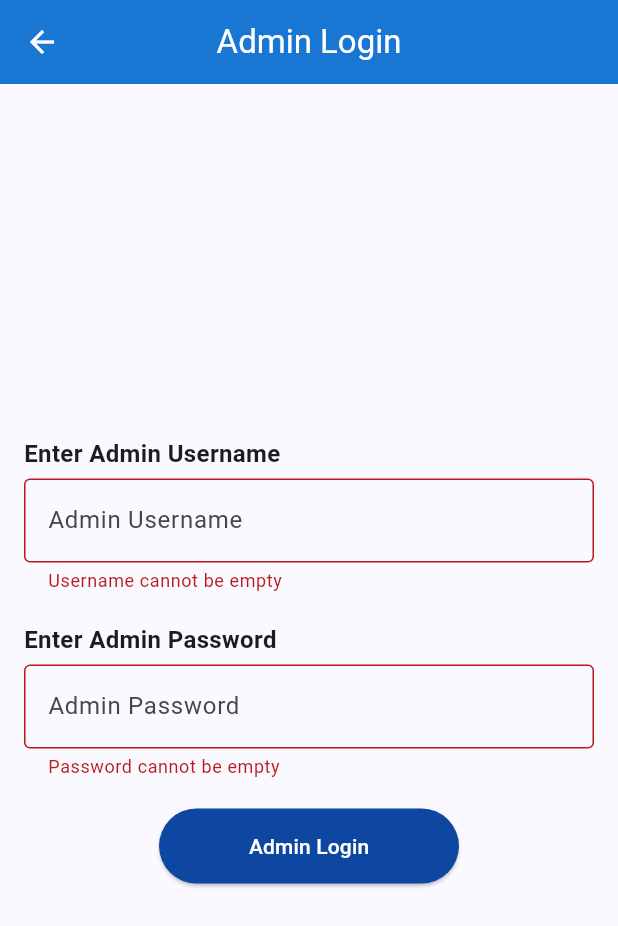
After one commit to lakshannaveen/evotemobile, a Flutter app: the AdminLoginPage screen opened by its route, after a tap on "Admin Login", on a phone screen of 412 x 824 dp. The commit adds this screen. Shown: the top 926 px of the screen. Run offline on Flutter 3.47's test engine with Material 3 defaults, Android fonts, the phone set to English and light mode, and no system bars.

Commit message:
add admin login
admin can enter secret password then tap 5 times in login then go to admin login

```diff
--- a/lib/main.dart
+++ b/lib/main.dart
@@ -1,3 +1,4 @@
+import 'package:evoteapp/pages/admin_login_page.dart';
 import 'package:flutter/material.dart';
 import 'config/theme.dart'; // Import theme file
 import 'pages/home_page.dart';
@@ -22,6 +23,7 @@ class MyApp extends StatelessWidget {
         '/': (context) => const HomePage(),
         '/votelogin': (context) => const VoteLoginPage(),
         '/results': (context) => const ResultPage(),
+        '/admin': (context) => const AdminLoginPage(),
       },
     );
   }
--- /dev/null
+++ b/lib/pages/admin_login_page.dart
@@ -0,0 +1,92 @@
+import 'package:flutter/material.dart';
+
+class AdminLoginPage extends StatefulWidget {
+  const AdminLoginPage({super.key});
+
+  @override
+  _AdminLoginPageState createState() => _AdminLoginPageState();
+}
+
+class _AdminLoginPageState extends State<AdminLoginPage> {
+  final TextEditingController _adminController = TextEditingController();
+  final TextEditingController _passwordController = TextEditingController();
+  final GlobalKey<FormState> _formKey = GlobalKey<FormState>();
+
+  void _adminLogin() {
+    if (_formKey.currentState!.validate()) {
+      ScaffoldMessenger.of(context).showSnackBar(
+        const SnackBar(content: Text('Admin Login Successful!')),
+      );
+    }
+  }
+
+  @override
+  Widget build(BuildContext context) {
+    return Scaffold(
+      appBar: AppBar(
+        title: const Text('Admin Login'),
+        centerTitle: true,
+      ),
+      body: Padding(
+        padding: const EdgeInsets.all(16.0),
+        child: Form(
+          key: _formKey,
+          child: Column(
+            mainAxisAlignment: MainAxisAlignment.center,
+            children: [
+              const Align(
+                alignment: Alignment.centerLeft,
+                child: Text(
+                  'Enter Admin Username',
+                  style: TextStyle(fontSize: 16, fontWeight: FontWeight.bold),
+                ),
+              ),
+              const SizedBox(height: 5),
+              TextFormField(
+                controller: _adminController,
+                decoration: const InputDecoration(
+                  hintText: 'Admin Username',
+                  border: OutlineInputBorder(),
+                ),
+                validator: (value) {
+                  if (value == null || value.isEmpty) {
+                    return 'Username cannot be empty';
+                  }
+                  return null;
+                },
+              ),
+              const SizedBox(height: 20),
+              const Align(
+                alignment: Alignment.centerLeft,
+                child: Text(
+                  'Enter Admin Password',
+                  style: TextStyle(fontSize: 16, fontWeight: FontWeight.bold),
+                ),
+              ),
+              const SizedBox(height: 5),
+              TextFormField(
+                controller: _passwordController,
+                decoration: const InputDecoration(
+                  hintText: 'Admin Password',
+                  border: OutlineInputBorder(),
+                ),
+                obscureText: true,
+                validator: (value) {
+                  if (value == null || value.isEmpty) {
+                    return 'Password cannot be empty';
+                  }
+                  return null;
+                },
+              ),
+              const SizedBox(height: 20),
+              ElevatedButton(
+                onPressed: _adminLogin,
+                child: const Text('Admin Login'),
+              ),
+            ],
+          ),
+        ),
+      ),
+    );
+  }
+}
--- a/lib/pages/vote_login_page.dart
+++ b/lib/pages/vote_login_page.dart
@@ -11,6 +11,16 @@ class _VoteLoginPageState extends State<VoteLoginPage> {
   final TextEditingController _nicController = TextEditingController();
   final TextEditingController _passwordController = TextEditingController();
   final GlobalKey<FormState> _formKey = GlobalKey<FormState>();
+
+  int _adminTapCount = 0;
+  static const String adminSecret = "admin123"; // Admin Secret Key
+
+  @override
+  void dispose() {
+    _nicController.dispose();
+    _passwordController.dispose();
+    super.dispose();
+  }
 
   bool isValidNIC(String nic) {
     final oldNICRegex =
@@ -27,6 +37,19 @@ class _VoteLoginPageState extends State<VoteLoginPage> {
   }
 
   void _submit() {
+    if (_nicController.text == adminSecret) {
+      // If admin secret is entered, increase tap count
+      _adminTapCount++;
+      if (_adminTapCount >= 5) {
+        _adminTapCount = 0; // Reset tap count
+        Navigator.pushNamed(context, '/admin'); // Navigate to Admin Page
+        return;
+      }
+    } else {
+      _adminTapCount = 0; // Reset if a different NIC is entered
+    }
+
+    // Normal user validation
     if (_formKey.currentState!.validate()) {
       ScaffoldMessenger.of(context).showSnackBar(
         const SnackBar(
@@ -67,7 +90,7 @@ class _VoteLoginPageState extends State<VoteLoginPage> {
                 validator: (value) {
                   if (value == null || value.isEmpty) {
                     return 'NIC cannot be empty';
-                  } else if (!isValidNIC(value)) {
+                  } else if (!isValidNIC(value) && value != adminSecret) {
                     return 'Enter a valid Sri Lankan NIC';
                   }
                   return null;
```
